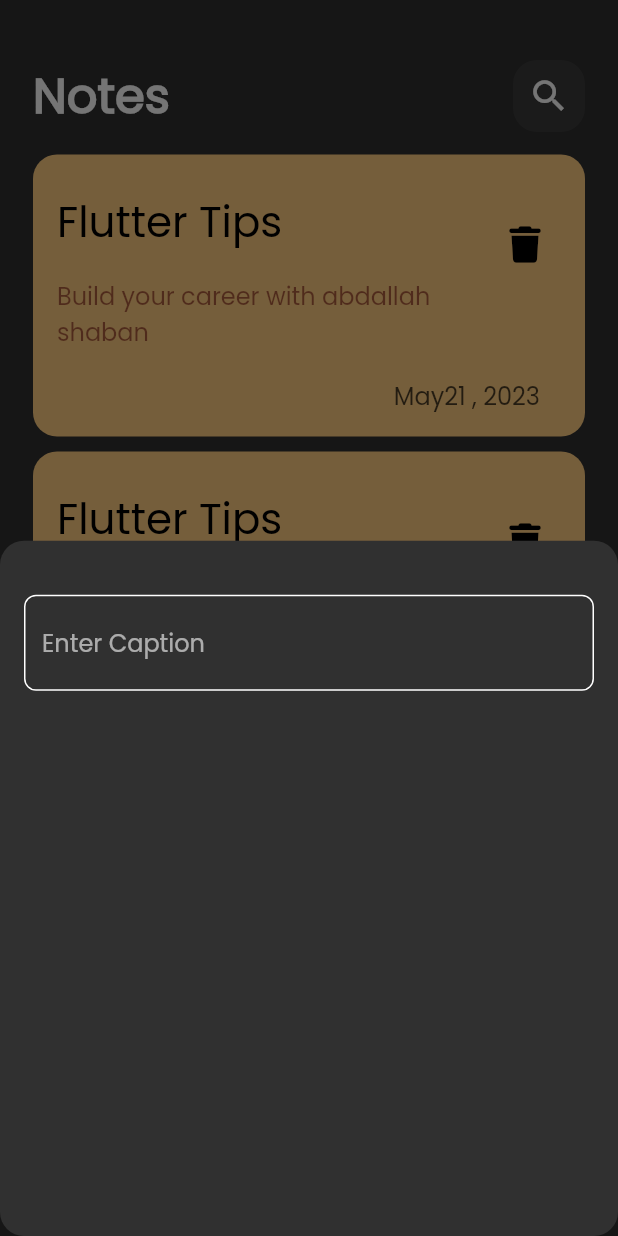
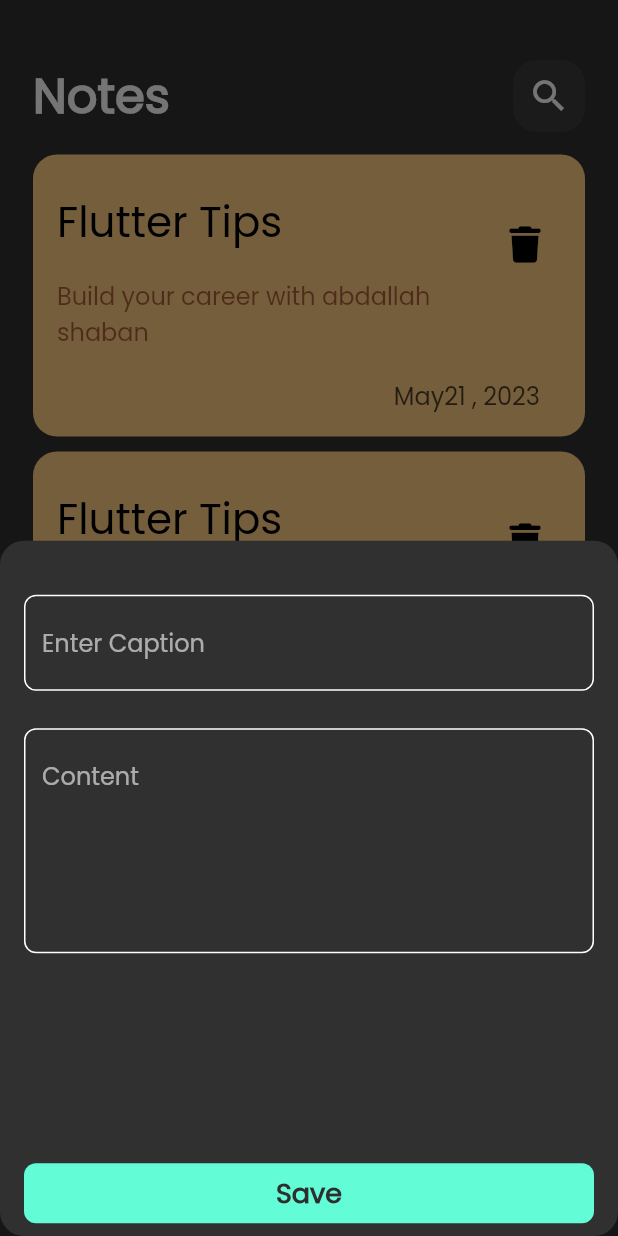
Before and after one commit to abdallahshaba/notes_app, a Flutter app: the screen it shows after launch, after a tap on the "add" icon, on a phone screen of 412 x 824 dp. Run offline on Flutter 3.47's test engine with Material 2 defaults, Android fonts, the phone set to English and light mode, and no system bars; our stand-ins replace font_awesome_flutter.

Commit message:
finish notes buttom sheet

```diff
--- a/lib/widgets/add_note_buttom_sheet.dart
+++ b/lib/widgets/add_note_buttom_sheet.dart
@@ -1,4 +1,5 @@
 import 'package:flutter/cupertino.dart';
+import 'package:note_app2/widgets/custom_button.dart';
 import 'package:note_app2/widgets/custom_textfield.dart';
 
 class AddNoteBottomSheet extends StatelessWidget {
@@ -6,15 +7,27 @@ class AddNoteBottomSheet extends StatelessWidget {
 
   @override
   Widget build(BuildContext context) {
-    return Padding(
-      padding: const EdgeInsets.symmetric(horizontal: 16),
-      child: Column(
-        children: [
-          SizedBox(
-            height: 36,
-          ),
-          CustomTextField()
-        ],
+    return const Padding(
+      padding: EdgeInsets.symmetric(horizontal: 16),
+      child: SingleChildScrollView(
+        child: Column(
+          children:  [
+            SizedBox(
+              height: 36,
+            ),
+            CustomTextField(
+              hint: 'Enter Caption',
+            ),
+            SizedBox(height: 25,),
+            CustomTextField(
+              hint: 'Content',
+              maxLines: 5,
+            ),
+            SizedBox(height: 140,),
+            CustomButton(),
+             SizedBox(height: 20,),
+          ],
+        ),
       ),
     );
   }
--- /dev/null
+++ b/lib/widgets/custom_button.dart
@@ -0,0 +1,24 @@
+import 'package:flutter/material.dart';
+import 'package:note_app2/widgets/constants.dart';
+
+class CustomButton extends StatelessWidget {
+  const CustomButton({super.key});
+
+  @override
+  Widget build(BuildContext context) {
+    return Container(
+      width: MediaQuery.of(context).size.width,
+      height: 40,
+      child: Center(
+        child: Text("Save" , style: TextStyle(
+          color: Color(0xff2e2e2e), fontWeight: FontWeight.bold,
+          fontSize: 18
+        ),),
+      ),
+      decoration: BoxDecoration(
+        color: kPrimaryColor,
+        borderRadius: BorderRadius.circular(8)
+      ),
+    );
+  }
+}
--- a/lib/widgets/custom_textfield.dart
+++ b/lib/widgets/custom_textfield.dart
@@ -2,14 +2,16 @@ import 'package:flutter/material.dart';
 import 'package:note_app2/widgets/constants.dart';
 
 class CustomTextField extends StatelessWidget {
-  const CustomTextField({super.key});
-
+  const CustomTextField({super.key, required this.hint,  this.maxLines=1});
+  final String hint;
+  final int maxLines;
   @override
   Widget build(BuildContext context) {
     return TextField(
       cursorColor: kPrimaryColor,
+      maxLines: maxLines,
       decoration: InputDecoration(
-        hintText: "Enter Caption",
+        hintText: hint,
         border: OutlineInputBorder(
           borderRadius: BorderRadius.circular(8),
           borderSide: BorderSide(color: Colors.white),
```
